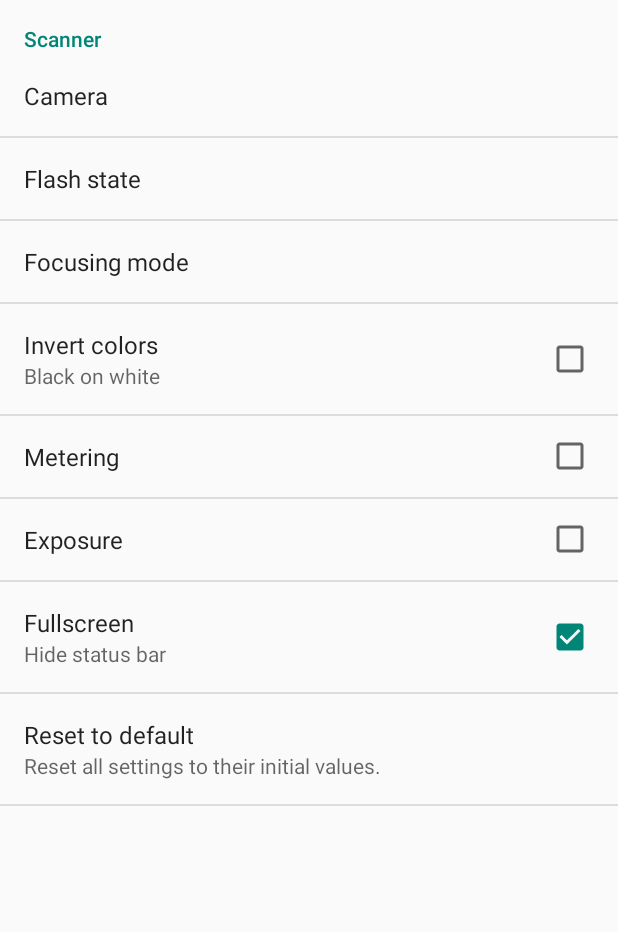
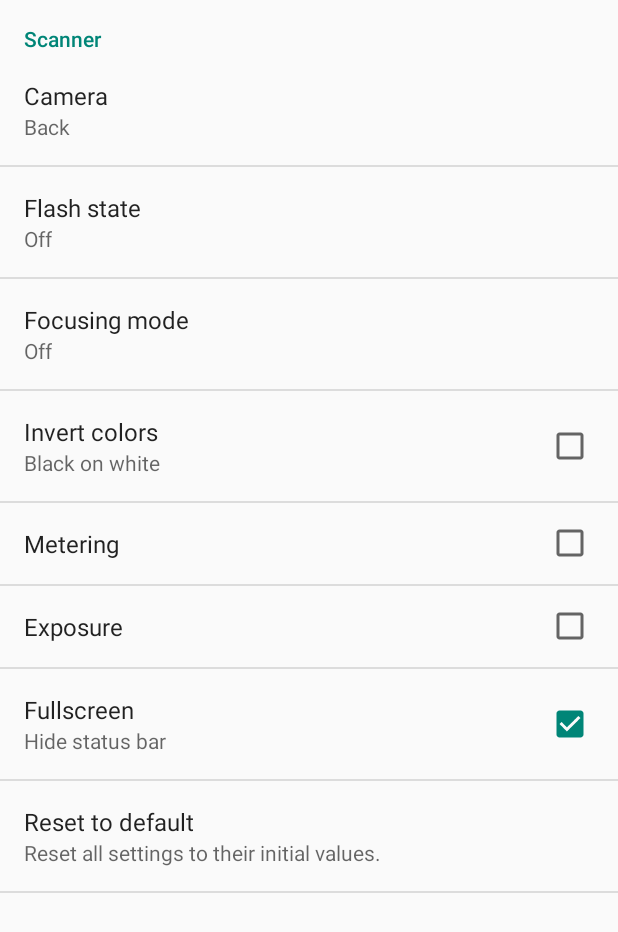
Before and after one commit to links234/BugKoops, an Android app: the SettingsActivity screen opened directly, with no data from a screen before it, on a phone screen of 412 x 824 dp. Shown: the top 932 px of the screen. Run offline under Robolectric (Android 15) with nearby library versions, the phone set to English and light mode, and no system bars.

Commit message:
Code refactor

```diff
--- a/app/src/main/java/com/intel/bugkoops/SettingsActivity.java
+++ b/app/src/main/java/com/intel/bugkoops/SettingsActivity.java
@@ -4,6 +4,7 @@ import android.annotation.TargetApi;
 import android.content.Intent;
 import android.os.Build;
 import android.os.Bundle;
+import android.preference.ListPreference;
 import android.preference.Preference;
 import android.preference.PreferenceActivity;
 
@@ -13,7 +14,44 @@ public class SettingsActivity extends PreferenceActivity {
         super.onCreate(savedInstanceState);
         addPreferencesFromResource(R.xml.pref_general);
 
-        Preference resetDialogPreference = getPreferenceScreen().findPreference(getString(R.string.pref_resettodefault_key));
+        final ListPreference cameraIdListPreference = (ListPreference) findPreference(
+                getString(R.string.pref_cameraid_key));
+        cameraIdListPreference.setOnPreferenceChangeListener(
+                new Preference.OnPreferenceChangeListener() {
+            @Override
+            public boolean onPreferenceChange(Preference preference, Object newValue) {
+                cameraIdListPreference.setValue(newValue.toString());
+                preference.setSummary(cameraIdListPreference.getEntry());
+                return true;
+            }
+        });
+
+        final ListPreference flashStateListPreference = (ListPreference) findPreference(
+                getString(R.string.pref_flashstate_key));
+        flashStateListPreference.setOnPreferenceChangeListener(
+                new Preference.OnPreferenceChangeListener() {
+            @Override
+            public boolean onPreferenceChange(Preference preference, Object newValue) {
+                flashStateListPreference.setValue(newValue.toString());
+                preference.setSummary(flashStateListPreference.getEntry());
+                return true;
+            }
+        });
+
+        final ListPreference focusingModeListPreference = (ListPreference) findPreference(
+                getString(R.string.pref_focusingmode_key));
+        focusingModeListPreference.setOnPreferenceChangeListener(
+                new Preference.OnPreferenceChangeListener() {
+            @Override
+            public boolean onPreferenceChange(Preference preference, Object newValue) {
+                focusingModeListPreference.setValue(newValue.toString());
+                preference.setSummary(focusingModeListPreference.getEntry());
+                return true;
+            }
+        });
+
+        Preference resetDialogPreference = getPreferenceScreen().findPreference(
+                getString(R.string.pref_resettodefault_key));
 
         final Intent startIntent = getIntent();
 
--- a/app/src/main/res/xml/pref_general.xml
+++ b/app/src/main/res/xml/pref_general.xml
@@ -9,6 +9,7 @@
     <ListPreference
         android:title="@string/pref_cameraid_label"
         android:key="@string/pref_cameraid_key"
+        android:summary="%s"
         android:defaultValue="@string/pref_cameraid_default"
         android:entryValues="@array/pref_cameraid_values"
         android:entries="@array/pref_cameraid_options" />
@@ -16,6 +17,7 @@
     <ListPreference
         android:title="@string/pref_flashstate_label"
         android:key="@string/pref_flashstate_key"
+        android:summary="%s"
         android:defaultValue="@string/pref_flashstate_default"
         android:entryValues="@array/pref_flashstate_values"
         android:entries="@array/pref_flashstate_options" />
@@ -23,6 +25,7 @@
     <ListPreference
         android:title="@string/pref_focusingmode_label"
         android:key="@string/pref_focusingmode_key"
+        android:summary="%s"
         android:defaultValue="@string/pref_focusingmode_default"
         android:entryValues="@array/pref_focusingmode_values"
         android:entries="@array/pref_focusingmode_options" />
```
